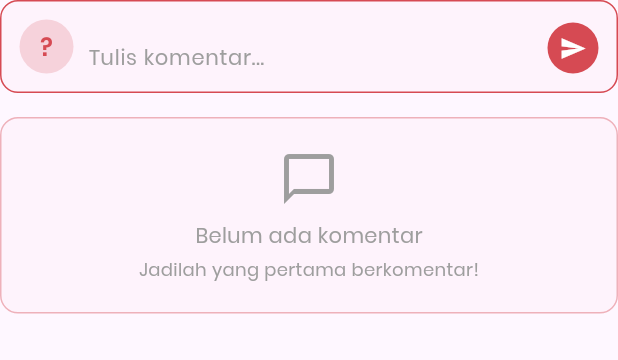
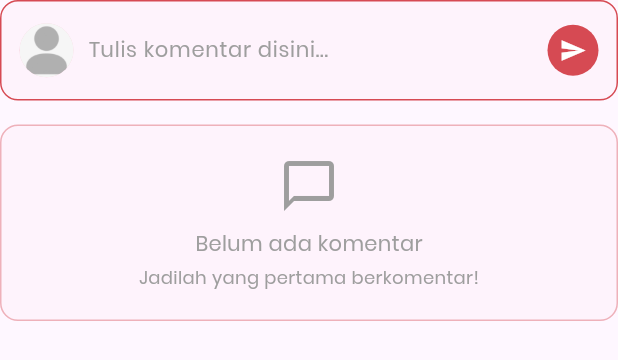
Before and after one commit to LarrYdaSnaiL/E-Venture, a Flutter app: the CommentSection widget shown alone on an empty page, opened directly with empty values, on a phone screen of 412 x 824 dp. Shown: the top 360 px of the screen. Run offline on Flutter 3.47's test engine with Material 3 defaults, Android fonts, the phone set to English and light mode, and no system bars; our stand-ins replace csv, file_picker, firebase_auth, firebase_core, firebase_database, firebase_storage and 5 more; missing offline and left inert: mobile_scanner; accounts and stored records are empty.

Commit message:
update: comment section aesthethic

```diff
--- a/lib/widgets/comment_section.dart
+++ b/lib/widgets/comment_section.dart
@@ -232,23 +232,16 @@ class _CommentSectionState extends State<CommentSection> {
           ],
 
           Row(
-            crossAxisAlignment: CrossAxisAlignment.end,
+            crossAxisAlignment: CrossAxisAlignment.center,
             children: [
               // Avatar
               CircleAvatar(
                 radius: 18,
                 backgroundColor: primaryColor.withAlpha(50),
-                backgroundImage: widget.currentUserPhotoUrl != null
+                backgroundImage:
+                    widget.currentUserPhotoUrl != null && widget.currentUserPhotoUrl!.isNotEmpty
                     ? NetworkImage(widget.currentUserPhotoUrl!)
-                    : null,
-                child: widget.currentUserPhotoUrl == null
-                    ? Text(
-                        widget.currentUserName.isNotEmpty
-                            ? widget.currentUserName[0].toUpperCase()
-                            : '?',
-                        style: TextStyle(color: primaryColor, fontWeight: FontWeight.w600),
-                      )
-                    : null,
+                    : const AssetImage('assets/images/person.png') as ImageProvider,
               ),
               const SizedBox(width: 10),
 
@@ -258,14 +251,15 @@ class _CommentSectionState extends State<CommentSection> {
                   controller: _commentController,
                   maxLines: 3,
                   minLines: 1,
+                  textAlignVertical: TextAlignVertical.center,
                   style: const TextStyle(fontSize: 14, fontWeight: FontWeight.w500),
                   decoration: InputDecoration(
                     hintText: _replyingToCommentId != null
                         ? 'Tulis balasan...'
-                        : 'Tulis komentar...',
+                        : 'Tulis komentar disini...',
                     hintStyle: const TextStyle(color: Colors.grey, fontWeight: FontWeight.w400),
                     border: InputBorder.none,
-                    contentPadding: EdgeInsets.zero,
+                    contentPadding: const EdgeInsets.symmetric(vertical: 10),
                     isDense: true,
                   ),
                 ),
@@ -314,19 +308,9 @@ class _CommentSectionState extends State<CommentSection> {
               CircleAvatar(
                 radius: 16,
                 backgroundColor: primaryColor.withAlpha(50),
-                backgroundImage: comment.userPhotoUrl != null
+                backgroundImage: comment.userPhotoUrl != null && comment.userPhotoUrl!.isNotEmpty
                     ? NetworkImage(comment.userPhotoUrl!)
-                    : null,
-                child: comment.userPhotoUrl == null
-                    ? Text(
-                        comment.userName.isNotEmpty ? comment.userName[0].toUpperCase() : '?',
-                        style: TextStyle(
-                          color: primaryColor,
-                          fontWeight: FontWeight.w600,
-                          fontSize: 12,
-                        ),
-                      )
-                    : null,
+                    : const AssetImage('assets/images/person.png') as ImageProvider,
               ),
               const SizedBox(width: 8),
               Expanded(
@@ -480,19 +464,9 @@ class _CommentSectionState extends State<CommentSection> {
               CircleAvatar(
                 radius: 12,
                 backgroundColor: primaryColor.withAlpha(50),
-                backgroundImage: reply.userPhotoUrl != null
+                backgroundImage: reply.userPhotoUrl != null && reply.userPhotoUrl!.isNotEmpty
                     ? NetworkImage(reply.userPhotoUrl!)
-                    : null,
-                child: reply.userPhotoUrl == null
-                    ? Text(
-                        reply.userName.isNotEmpty ? reply.userName[0].toUpperCase() : '?',
-                        style: TextStyle(
-                          color: primaryColor,
-                          fontWeight: FontWeight.w600,
-                          fontSize: 10,
-                        ),
-                      )
-                    : null,
+                    : const AssetImage('assets/images/person.png') as ImageProvider,
               ),
               const SizedBox(width: 6),
               Expanded(
```
